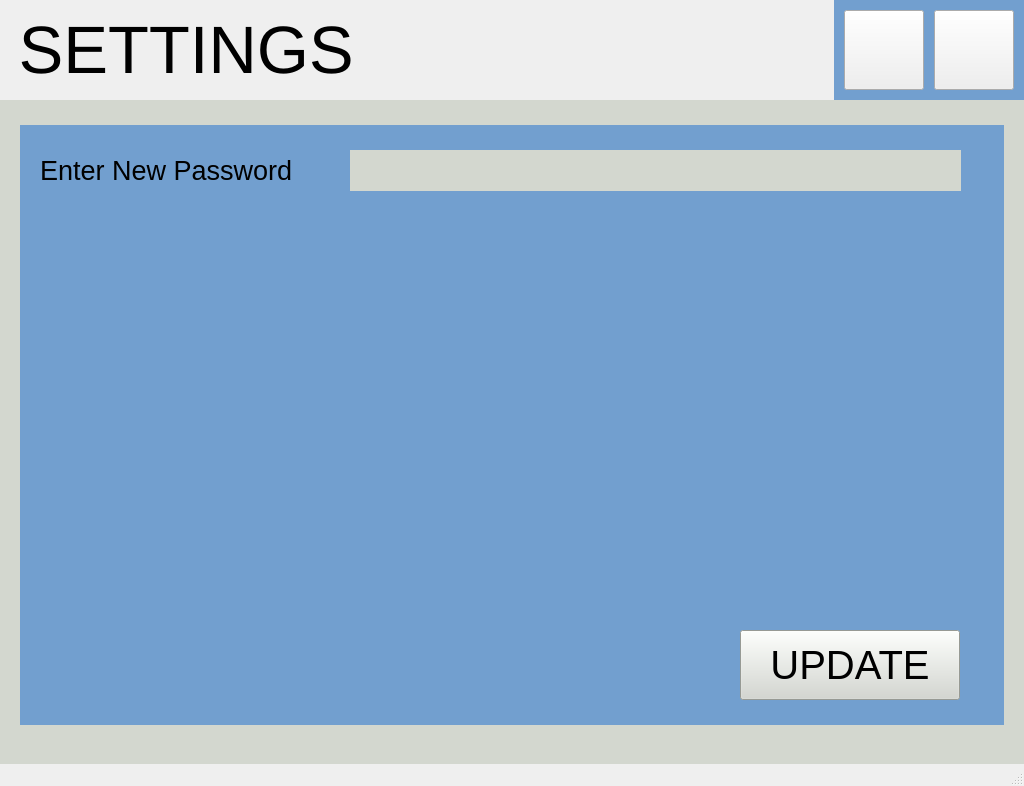
Old version of the form settingswindow.ui in the repository kartikeya8973/emu_hmi_app.
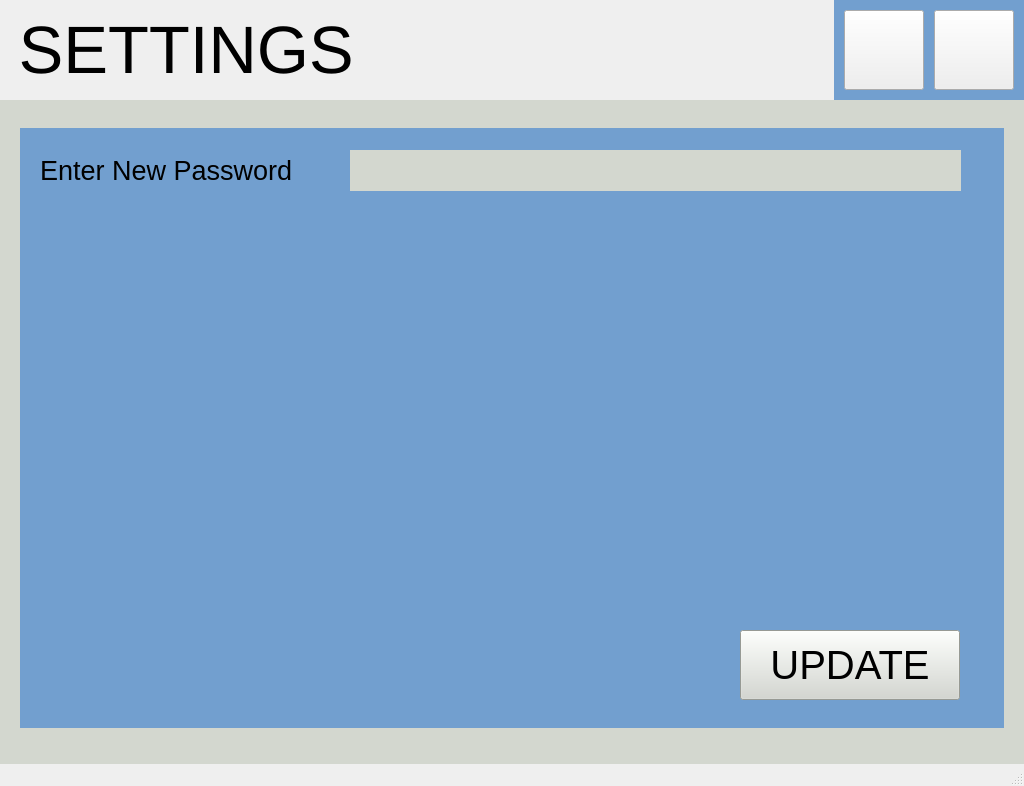
New version of the form. The open tabs and pages were chosen to show the change. Icons and pictures are not drawn.

Diff of the .ui file:
```diff
--- a/settingswindow.ui
+++ b/settingswindow.ui
@@ -256,7 +256,7 @@
       <property name="geometry">
        <rect>
         <x>20</x>
-        <y>25</y>
+        <y>28</y>
         <width>984</width>
         <height>600</height>
        </rect>
```
